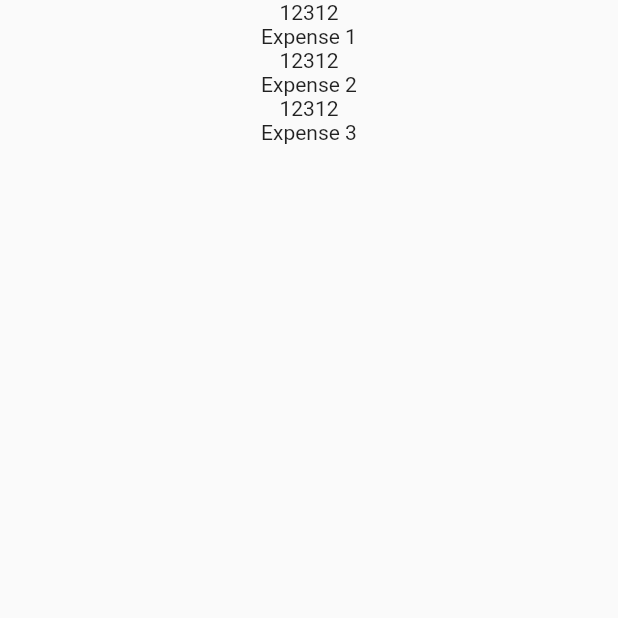
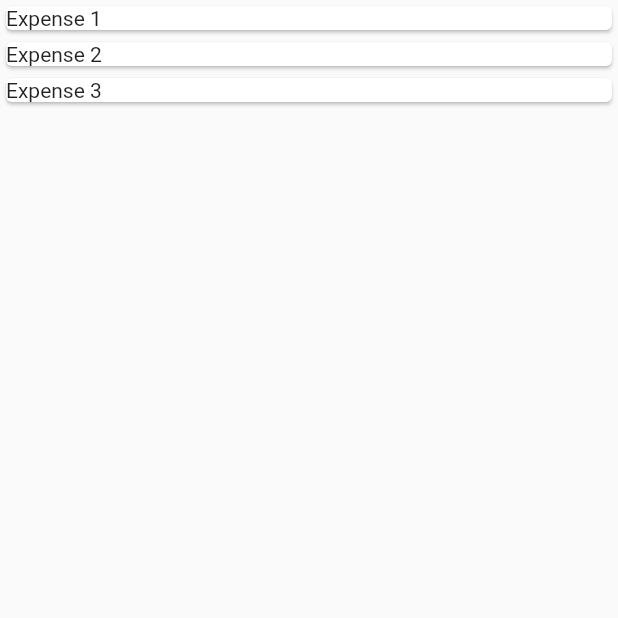
Before and after one commit to vbv-nyk/flutter_application_3, a Flutter app: the screen it shows after launch, on a phone screen of 412 x 824 dp, the top half of it. Run offline on Flutter 3.47's test engine with Material 2 defaults, Android fonts, the phone set to English and light mode, and no system bars.

Commit message:
Created a card for each expense

```diff
--- a/lib/expense_tracker.dart
+++ b/lib/expense_tracker.dart
@@ -1,6 +1,5 @@
 import 'package:flutter/material.dart';
 import 'package:flutter_application_3/widgets/expenses_list.dart';
-import 'package:flutter_application_3/models/expense.dart';
 import 'package:flutter_application_3/models/expense_list.dart';
 
 class ExpenseListView extends StatefulWidget {
--- /dev/null
+++ b/lib/widgets/expense_card.dart
@@ -0,0 +1,15 @@
+import 'package:flutter/material.dart';
+
+class ExpenseCard extends StatelessWidget {
+  const ExpenseCard({super.key,required this.title,required this.date,required this.amount });
+  final String title;
+  final String amount;
+  final DateTime date;
+
+  @override
+  Widget build(BuildContext context) {
+    return Card(
+      child: Text(title),
+    );
+  }
+}
--- a/lib/widgets/expenses_list.dart
+++ b/lib/widgets/expenses_list.dart
@@ -1,5 +1,6 @@
 import 'package:flutter/material.dart';
 import 'package:flutter_application_3/models/expense.dart';
+import 'package:flutter_application_3/widgets/expense_card.dart';
 
 class ExpensesList extends StatelessWidget {
   const ExpensesList(this.expenses, {super.key});
@@ -9,12 +10,8 @@ class ExpensesList extends StatelessWidget {
     return ListView.builder(
         itemCount: expenses.length,
         itemBuilder: ((context, index) {
-          return Column(
-            children: [
-              Text(expenses[index].amount),
-              Text(expenses[index].title)
-            ],
-          );
+          Expense expense = expenses[index];
+          return ExpenseCard(amount: expense.amount, title: expense.title, date: DateTime.now(),);
         }));
   }
 }
```
